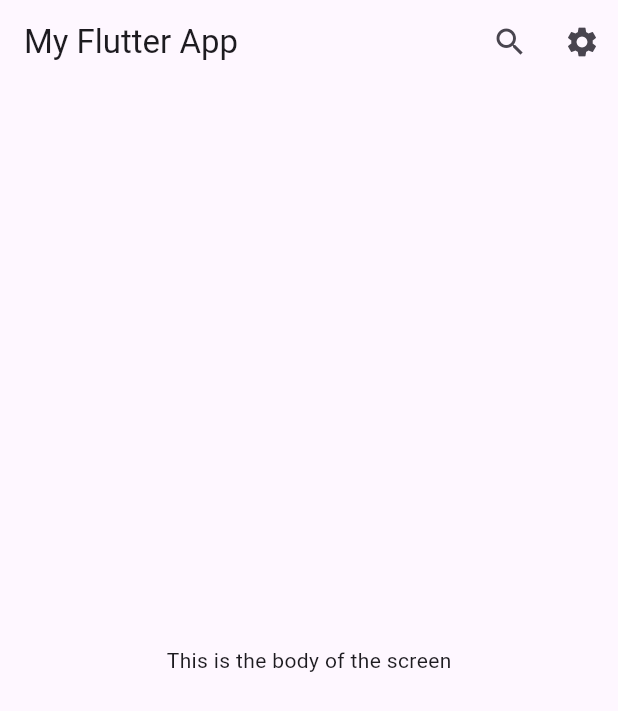
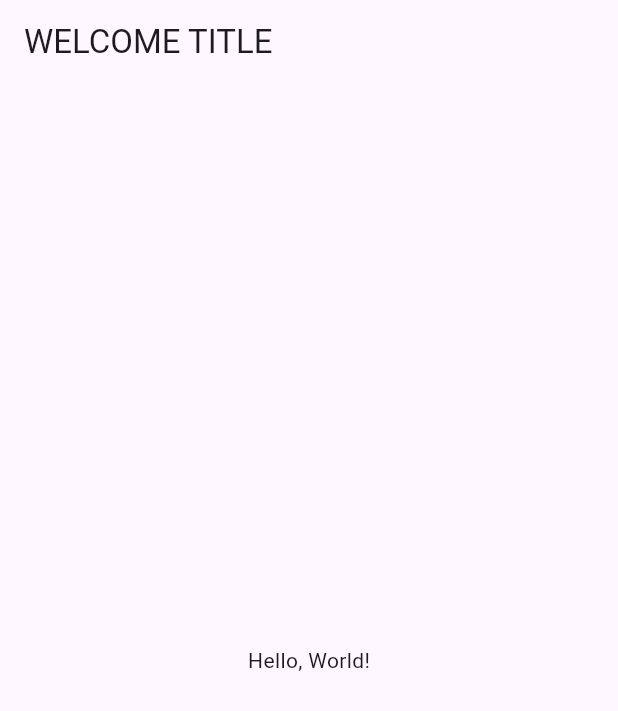
Before and after one commit to Thiruvarasu-Datasirpi/flutter, a Flutter app: the screen it shows after launch, on a phone screen of 412 x 824 dp. Shown: the top 711 px of the screen. Run offline on Flutter 3.47's test engine with Material 3 defaults, Android fonts, the phone set to English and light mode, and no system bars.

Commit message:
titiles done

```diff
--- a/flutter_application_1/lib/main.dart
+++ b/flutter_application_1/lib/main.dart
@@ -10,31 +10,20 @@ class MyApp extends StatelessWidget {
     return MaterialApp(
       home: Scaffold(
         appBar: AppBar(
-          // Title of the app bar
-          title: Text('My Flutter App'),
-
-          // Actions (icons/buttons) on the right side of the app bar
-          actions: [
-            IconButton(
-              icon: Icon(Icons.search),
-              onPressed: () {
-                // Handle the search action
-                print('Search pressed');
-              },
-            ),
-            IconButton(
-              icon: Icon(Icons.settings),
-              onPressed: () {
-                // Handle the settings action
-                print('Settings pressed');
-              },
-            ),
-          ],
+          title: Text('WELCOME TITLE'),
         ),
-        body: Center(
-          child: Text('This is the body of the screen'),
-        ),
+        body: YourBodyWidget(),
       ),
     );
   }
 }
+
+class YourBodyWidget extends StatelessWidget {
+  @override
+  Widget build(BuildContext context) {
+    // Your main content goes here
+    return Center(
+      child: Text('Hello, World!'),
+    );
+  }
+}
```
